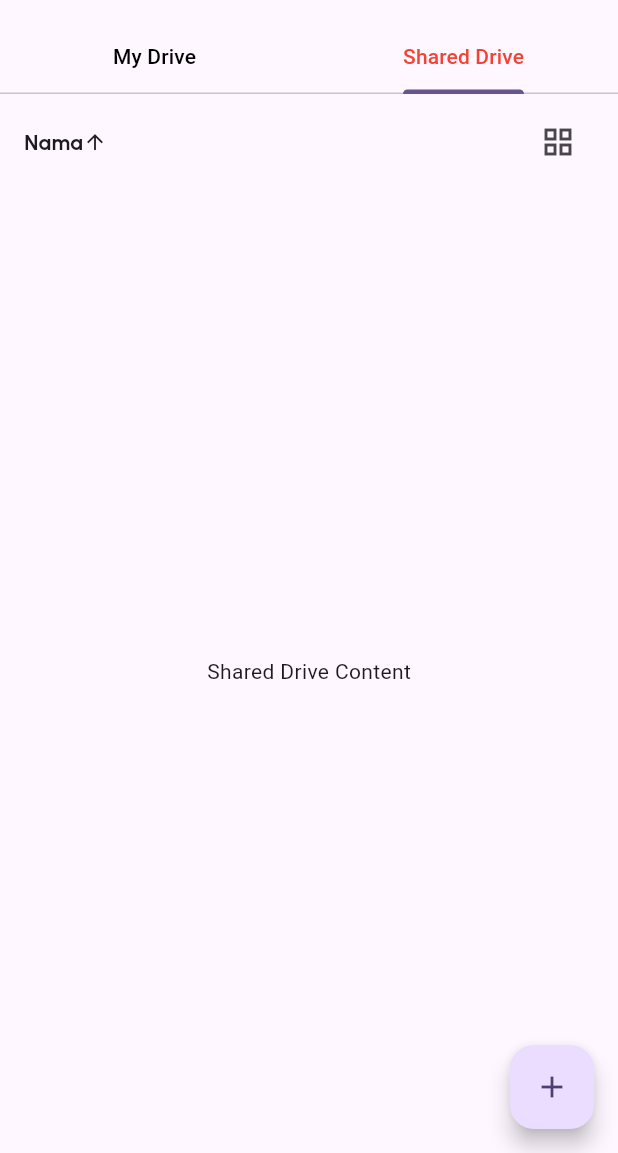
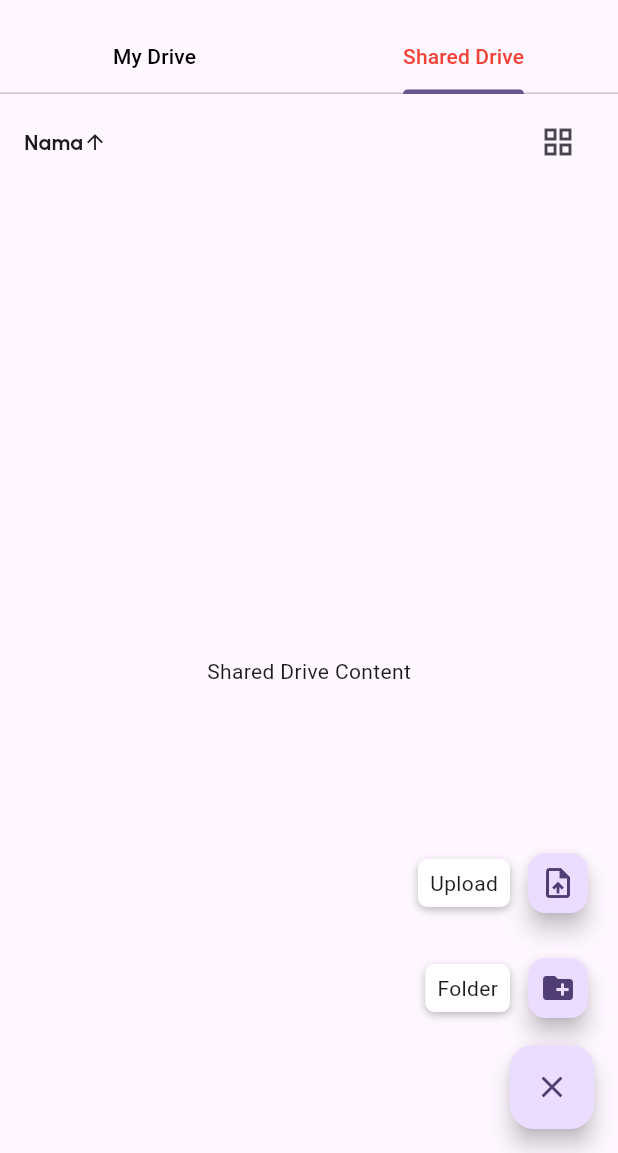
Before and after one commit to davamr2533/magang_vas_mobile, a Flutter app: the DriveHome screen opened directly, tab 2 chosen, after a tap on the "add" icon, on a phone screen of 412 x 824 dp, the part 83-1236 px from its top. Run offline on Flutter 3.47's test engine with Material 3 defaults, Android fonts, the phone set to English and light mode, and no system bars; our stand-ins replace dio, equatable, fl_chart, flutter_bloc, flutter_iconly, flutter_spinkit and 5 more; missing offline and left inert: tbib_splash_screen; accounts and stored records are empty; generated files the repository leaves out were written again.

Commit message:
animated fab update

```diff
--- a/lib/screen/drive/drive_home.dart
+++ b/lib/screen/drive/drive_home.dart
@@ -7,6 +7,7 @@ import 'package:google_fonts/google_fonts.dart';
 import 'package:vas_reporting/base/amikom_color.dart';
 import 'package:vas_reporting/screen/drive/folder_page.dart';
 import 'package:vas_reporting/screen/drive/template/DriveGrid.dart';
+import 'package:vas_reporting/screen/drive/template/animated_fab.dart';
 import 'package:vas_reporting/screen/drive/template/sortAndViewBar.dart';
 import 'package:vas_reporting/tools/routing.dart';
 
@@ -303,20 +304,7 @@ class _DriveHomeState extends State<DriveHome> {
           ],
         ),
 
-        floatingActionButton: FloatingActionButton(
-          onPressed: () {
-            setState(() {
-              folders.add(
-                FolderModel(
-                  id: folders.length + 1,
-                  namaFolder: "Folder Baru ${folders.length + 1}",
-                  createdAt: DateTime.now().toIso8601String(),
-                ),
-              );
-            });
-          },
-          child: const Icon(Icons.add),
-        ),
+        floatingActionButton: AnimatedFabMenu()
       ),
     );
   }
--- a/lib/screen/drive/folder_page.dart
+++ b/lib/screen/drive/folder_page.dart
@@ -3,6 +3,7 @@ import 'dart:convert';
 import 'package:flutter/material.dart';
 import 'package:google_fonts/google_fonts.dart';
 import 'package:vas_reporting/screen/drive/template/DriveGrid.dart';
+import 'package:vas_reporting/screen/drive/template/animated_fab.dart';
 import 'package:vas_reporting/screen/drive/template/sortAndViewBar.dart';
 
 import '../../tools/routing.dart';
@@ -134,20 +135,7 @@ class _FolderPageState extends State<FolderPage> {
 
         ],
       ),
-      floatingActionButton: FloatingActionButton(
-        onPressed: () {
-          setState(() {
-            folders.add(
-              FolderModel(
-                id: folders.length + 1,
-                namaFolder: "Folder Baru ${folders.length + 1}",
-                createdAt: DateTime.now().toIso8601String(),
-              ),
-            );
-          });
-        },
-        child: const Icon(Icons.add),
-      ),
+      floatingActionButton: AnimatedFabMenu()
     );
   }
 
--- /dev/null
+++ b/lib/screen/drive/template/animated_fab.dart
@@ -0,0 +1,80 @@
+import 'package:flutter/material.dart';
+
+class AnimatedFabMenu extends StatefulWidget {
+  const AnimatedFabMenu({super.key});
+
+  @override
+  State<AnimatedFabMenu> createState() => _AnimatedFabMenuState();
+}
+
+class _AnimatedFabMenuState extends State<AnimatedFabMenu> {
+  bool isOpen = false;
+
+  @override
+  Widget build(BuildContext context) {
+    return Stack(
+      alignment: Alignment.bottomRight,
+      children: [
+        if (isOpen)
+          Padding(
+            padding: const EdgeInsets.only(bottom: 70.0),
+            child: _buildFabWithLabel(
+              icon: Icons.create_new_folder,
+              label: "Folder",
+              onTap: () => print("Tambah Folder diklik"),
+            ),
+          ),
+
+        if (isOpen)
+          Padding(
+            padding: const EdgeInsets.only(bottom: 140.0),
+            child: _buildFabWithLabel(
+              icon: Icons.upload_file,
+              label: "Upload",
+              onTap: () => print("Upload diklik"),
+            ),
+          ),
+
+        FloatingActionButton(
+          heroTag: "mainFab",
+          onPressed: () => setState(() => isOpen = !isOpen),
+          child: Icon(isOpen ? Icons.close : Icons.add),
+        ),
+      ],
+    );
+  }
+
+  Widget _buildFabWithLabel({
+    required IconData icon,
+    required String label,
+    required VoidCallback onTap,
+  }) {
+    return Row(
+      mainAxisSize: MainAxisSize.min,
+      children: [
+        Container(
+          padding: const EdgeInsets.symmetric(horizontal: 8, vertical: 6),
+          margin: const EdgeInsets.only(right: 8),
+          decoration: BoxDecoration(
+            color: Colors.white,
+            borderRadius: BorderRadius.circular(6),
+            boxShadow: [
+              BoxShadow(
+                color: Colors.black26,
+                blurRadius: 4,
+                offset: Offset(0, 2),
+              )
+            ],
+          ),
+          child: Text(label, style: const TextStyle(fontSize: 14)),
+        ),
+        FloatingActionButton(
+          heroTag: label,
+          mini: true,
+          onPressed: onTap,
+          child: Icon(icon),
+        ),
+      ],
+    );
+  }
+}
```
